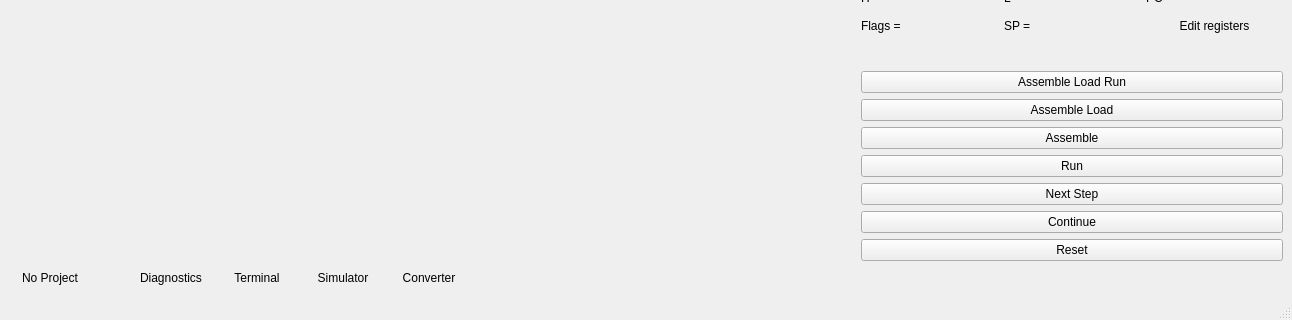
Qt form src/mainwindow.ui (N1vn0vem8er/8080ide) before a commit; both pictures show x 0 to 1292 and y 349 to 669 of the 1292 by 669 pixel window.
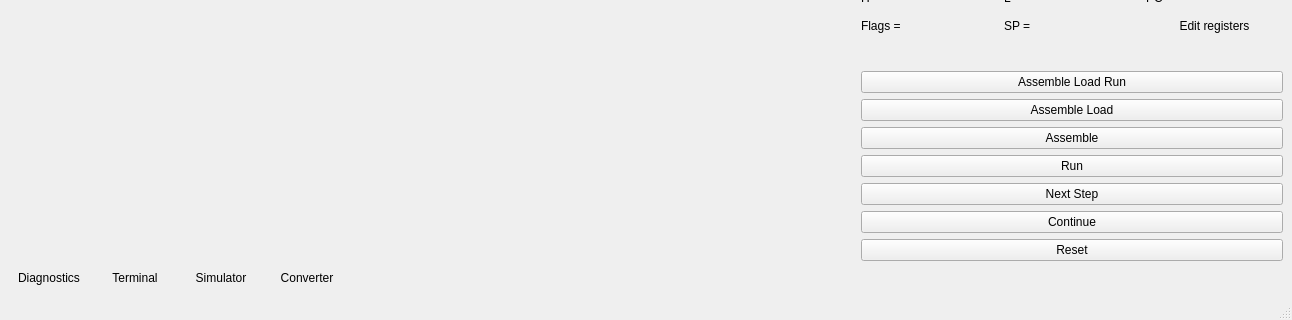
The same form after that commit. Icons and pictures are not drawn. Custom widgets are drawn as their Qt base class.

Commit message: Moved project label to status bar

Patch:
```diff
--- a/src/mainwindow.ui
+++ b/src/mainwindow.ui
@@ -308,30 +308,6 @@
     </item>
     <item>
      <layout class="QHBoxLayout" name="horizontalLayout">
-      <item>
-       <widget class="QLabel" name="fontSizeLabel">
-        <property name="text">
-         <string/>
-        </property>
-       </widget>
-      </item>
-      <item>
-       <widget class="QLabel" name="projectInfoLabel">
-        <property name="text">
-         <string>No Project</string>
-        </property>
-       </widget>
-      </item>
-      <item>
-       <widget class="QPushButton" name="gitBranchButton">
-        <property name="text">
-         <string/>
-        </property>
-        <property name="flat">
-         <bool>true</bool>
-        </property>
-       </widget>
-      </item>
       <item>
        <widget class="QPushButton" name="openLogsOutputButtom">
         <property name="text">
@@ -395,6 +371,16 @@
         </property>
        </spacer>
       </item>
+      <item>
+       <widget class="QPushButton" name="gitBranchButton">
+        <property name="text">
+         <string/>
+        </property>
+        <property name="flat">
+         <bool>true</bool>
+        </property>
+       </widget>
+      </item>
      </layout>
     </item>
    </layout>
```
The commit also changes 5 other files.
